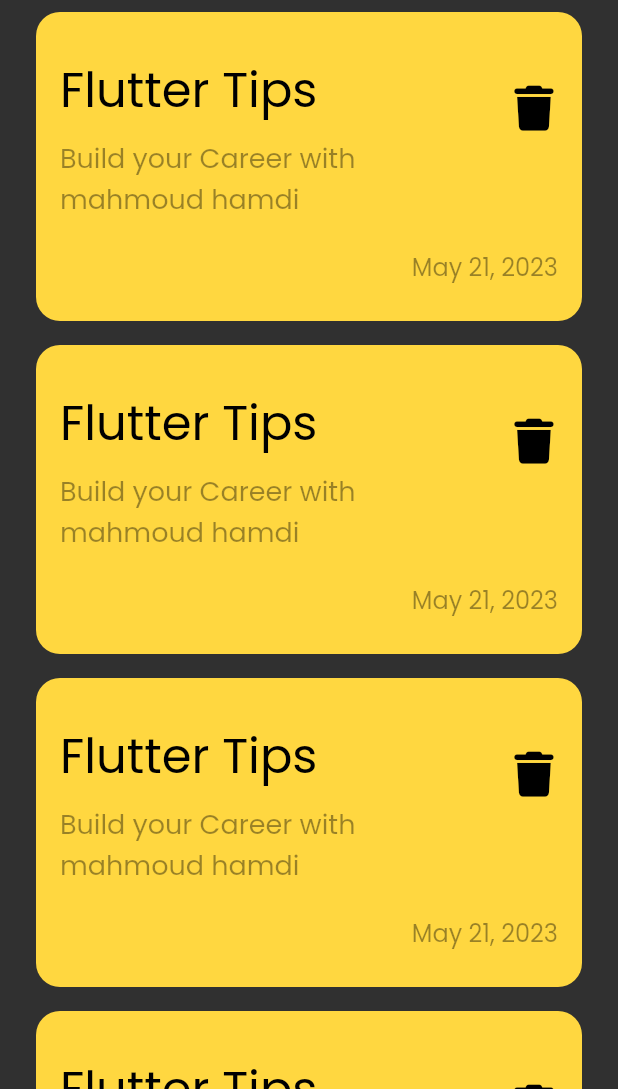
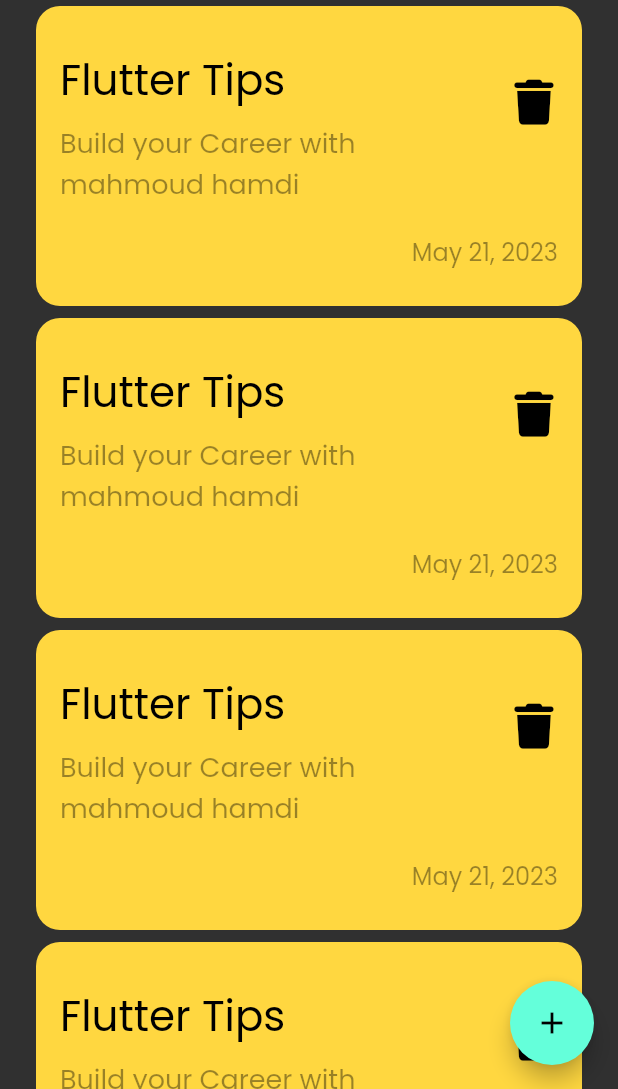
Before and after one commit to mahmoodhamdi/note_app, a Flutter app: the screen it shows after launch, on a phone screen of 412 x 824 dp, the part 147-1236 px from its top. Run offline on Flutter 3.47's test engine with Material 2 defaults, Android fonts, the phone set to English and light mode, and no system bars; our stand-ins replace font_awesome_flutter.

Commit message:
add floating action button

```diff
--- a/lib/views/notes_view.dart
+++ b/lib/views/notes_view.dart
@@ -6,8 +6,12 @@ class NotesView extends StatelessWidget {
 
   @override
   Widget build(BuildContext context) {
-    return const Scaffold(
-      body: NotesViewWidget(),
+    return Scaffold(
+      floatingActionButton: FloatingActionButton(
+        child: const Icon(Icons.add),
+        onPressed: () {},
+      ),
+      body: const NotesViewWidget(),
     );
   }
 }
--- a/lib/widgets/note_item.dart
+++ b/lib/widgets/note_item.dart
@@ -21,7 +21,7 @@ class NotesItem extends StatelessWidget {
             contentPadding: const EdgeInsets.all(0),
             title: const Text(
               "Flutter Tips",
-              style: TextStyle(fontSize: 32, color: Colors.black),
+              style: TextStyle(fontSize: 28, color: Colors.black),
             ),
             subtitle: Padding(
               padding: const EdgeInsets.only(top: 8.0),
--- a/lib/widgets/notes_list_view.dart
+++ b/lib/widgets/notes_list_view.dart
@@ -11,7 +11,7 @@ class NotesListView extends StatelessWidget {
         physics: const BouncingScrollPhysics(),
         itemBuilder: (context, index) {
           return const Padding(
-            padding: EdgeInsets.symmetric(vertical: 8.0),
+            padding: EdgeInsets.symmetric(vertical: 4.0),
             child: NotesItem(),
           );
         },
--- a/lib/widgets/notes_view_widget.dart
+++ b/lib/widgets/notes_view_widget.dart
@@ -15,6 +15,7 @@ class NotesViewWidget extends StatelessWidget {
             height: 50,
           ),
           AppBarWidget(),
+
           NotesListView()
         ],
       ),
```
